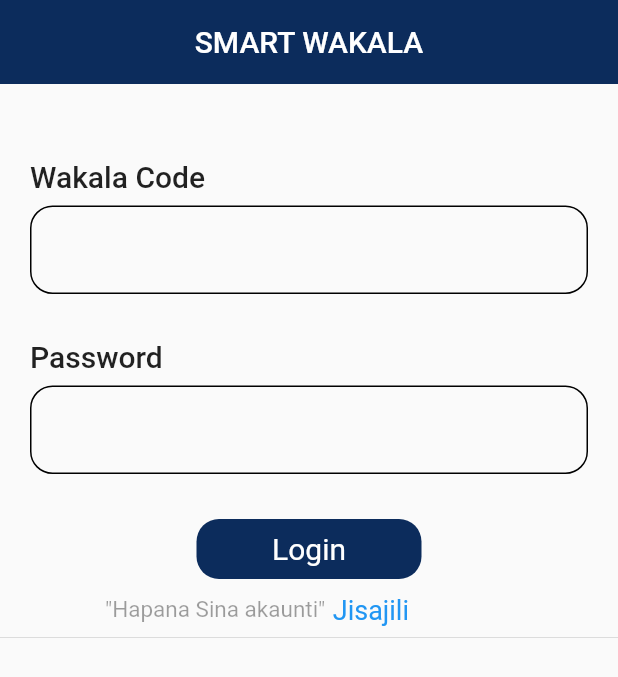
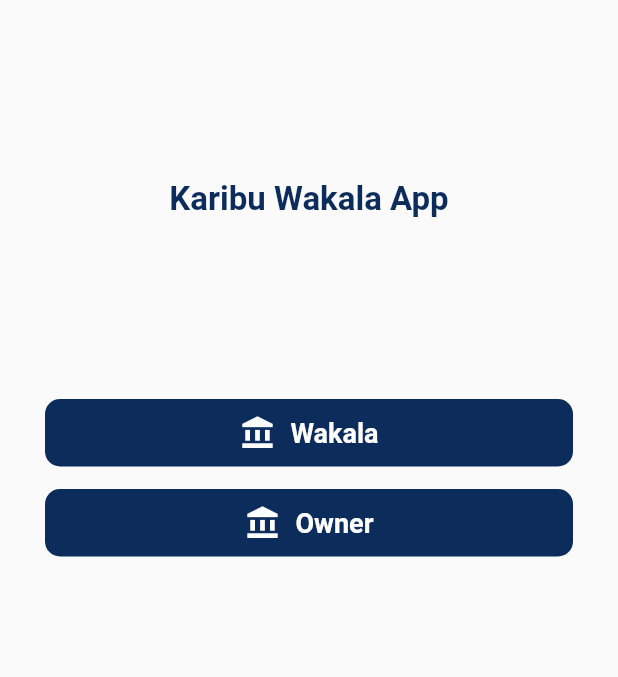
Before and after one commit to zuberypima/wakala-app, a Flutter app: the screen it shows after launch, on a phone screen of 412 x 824 dp. Shown: the top 677 px of the screen. Run offline on Flutter 3.47's test engine with Material 2 defaults, Android fonts, the phone set to English and light mode, and no system bars; our stand-ins replace cloud_firestore, firebase_core, firebase_database, flutter_local_notifications; missing offline and left inert: telephony; accounts and stored records are empty.

```diff
--- a/lib/main.dart
+++ b/lib/main.dart
@@ -3,7 +3,8 @@ import 'package:firebase_core/firebase_core.dart';
 import 'package:flutter/material.dart';
 import 'package:telephony/telephony.dart';
 import 'package:wakala/model/applicationdata/smsautopick.dart';
-import 'package:wakala/screens/loginscreen.dart';
+import 'package:wakala/screens/loginscreenowner.dart';
+import 'package:wakala/screens/firstscreen.dart';
 import 'package:wakala/utilit/depositsmsfilter.dart';
 
 
@@ -47,7 +48,7 @@ class MyApp extends StatelessWidget {
       theme: ThemeData(
         primarySwatch: Colors.blue,
       ),
-      home: const LoginPage(),
+      home: const FirstScreen(),
     );
   }
 }
--- a/lib/model/addsmsinfo.dart
+++ b/lib/model/addsmsinfo.dart
@@ -8,8 +8,11 @@ import 'package:flutter/material.dart';
 
 class AddSmsInfo {
   DatabaseReference ref = FirebaseDatabase.instance.ref().child('');
+  //SMS Colllection
   CollectionReference smsCollection =
       FirebaseFirestore.instance.collection("SMS_DETAILS");
+
+
       CollectionReference cammisionCollection =
       FirebaseFirestore.instance.collection("Cammision");
       CollectionReference floatCollection =
@@ -23,14 +26,12 @@ CollectionReference wakalacollection =FirebaseFirestore.instance.collection('Wak
       "phonenumber": _phone,
       "amount": _amount,
       "profit": _profit,
-     // "balance": _balance,
       "transactionId": transId,
       "Date": _date,
       "TransactionType":_smstype
     }).then((value) {
       cammisionvalue(_profit);
     }).then((value) {floatBalance(_balance);}).then((value) {customerDetails(name, _phone);});
- // await  cammisionvalue(_profit);
   }
 
   cammisionvalue(String cammision)async{
--- a/lib/model/applicationdata/smsautopick.dart
+++ b/lib/model/applicationdata/smsautopick.dart
@@ -11,7 +11,7 @@ class AutoPickSms{
          //  AddSmsInfo().receivedsms();
            telephony.listenIncomingSms(
                onNewMessage: (SmsMessage messagge) {
-                 if (messagge.address == "+255718934183") {
+                 if (messagge.address == "+255685387767") {
                    FillterIncomingSMS().takeName(messagge.body.toString());
                    print('object');
                    //showAlertDialog(context, messagge.body.toString());
--- /dev/null
+++ b/lib/screens/firstscreen.dart
@@ -0,0 +1,107 @@
+import 'package:flutter/material.dart';
+import 'package:wakala/screens/loginscreenowner.dart';
+import 'package:wakala/screens/wakalalogin.dart';
+
+class FirstScreen extends StatelessWidget {
+  const FirstScreen({Key? key}) : super(key: key);
+
+  @override
+  Widget build(BuildContext context) {
+    return SafeArea(
+      child: Scaffold(
+        body: ListView(
+          //mainAxisAlignment: MainAxisAlignment.center,
+          children: [
+            SizedBox(height: 120,),
+            Center(
+              child: Container(
+                child: Text(
+                  'Karibu Wakala App',
+                  style: TextStyle(
+                    color: Color.fromRGBO(12, 44, 92, 3),
+                    fontSize: 22,
+                    fontWeight: FontWeight.w700
+                  ),
+                ),
+              ),
+            ),
+              SizedBox(height: 120,),
+            InkWell(
+              onTap: () {
+                Navigator.push(context, MaterialPageRoute(builder: (context)=>WakalaLoginPage()));
+              },
+              child: Padding(
+                padding: const EdgeInsets.only(left: 30, right: 30),
+                child: Container(
+                  height: 45,
+                  width: MediaQuery.of(context).size.width,
+                  decoration: BoxDecoration(
+                      color: Color.fromRGBO(12, 44, 92, 3),
+                      borderRadius: BorderRadius.circular(10)),
+                  child: Row(
+                    mainAxisAlignment: MainAxisAlignment.center,
+                    children: [
+                      Icon(
+                        Icons.account_balance,
+                        color: Colors.white,
+                      ),
+                      SizedBox(
+                        width: 10,
+                      ),
+                      Text(
+                        'Wakala',
+                        style: TextStyle(
+                            color: Colors.white,
+                            fontSize: 18,
+                            fontWeight: FontWeight.w600),
+                      ),
+                    ],
+                  ),
+                ),
+              ),
+            ),
+            SizedBox(
+              height: 15,
+            ),
+
+            //Owner buttonr
+            InkWell(
+              onTap: () {
+                Navigator.push(context, MaterialPageRoute(builder: ((context) =>LoginPage() )));
+              },
+              child: Padding(
+                padding: const EdgeInsets.only(left: 30, right: 30),
+                child: Container(
+                  height: 45,
+                  width: MediaQuery.of(context).size.width,
+                  decoration: BoxDecoration(
+                      color: Color.fromRGBO(12, 44, 92, 3),
+                      borderRadius: BorderRadius.circular(10)),
+                  child: Row(
+                    mainAxisAlignment: MainAxisAlignment.center,
+                    children: [
+                      Icon(
+                        Icons.account_balance,
+                        color: Colors.white,
+                      ),
+                      SizedBox(
+                        width: 10,
+                      ),
+                      Text(
+                        'Owner',
+                        style: TextStyle(
+                            color: Colors.white,
+                            fontSize: 18,
+                            fontWeight: FontWeight.w600),
+                      ),
+                    ],
+                  ),
+                ),
+              ),
+            )
+          ],
+        ),
+      ),
+    );
+  }
+}
--- a/lib/screens/registrationform.dart
+++ b/lib/screens/registrationform.dart
@@ -3,7 +3,7 @@ import 'package:flutter/material.dart';
 import 'package:wakala/model/applicationdata/userDetails.dart';
 import 'package:wakala/model/applicationdata/uservalidity.dart';
 import 'package:wakala/pages/homepage.dart';
-import 'package:wakala/screens/loginscreen.dart';
+import 'package:wakala/screens/loginscreenowner.dart';
 import 'package:wakala/screens/registrationform.dart';
 
 class RegistrationForm extends StatefulWidget {
--- a/lib/screens/loginscreen.dart
+++ b/lib/screens/wakalalogin.dart
@@ -4,14 +4,14 @@ import 'package:wakala/model/applicationdata/uservalidity.dart';
 import 'package:wakala/pages/homepage.dart';
 import 'package:wakala/screens/registrationform.dart';
 
-class LoginPage extends StatefulWidget {
-  const LoginPage({Key? key}) : super(key: key);
+class WakalaLoginPage extends StatefulWidget {
+  const WakalaLoginPage({Key? key}) : super(key: key);
 
   @override
-  State<LoginPage> createState() => _LoginPageState();
+  State<WakalaLoginPage> createState() => _WakalaLoginPageState();
 }
 
-class _LoginPageState extends State<LoginPage> {
+class _WakalaLoginPageState extends State<WakalaLoginPage> {
   String code = '';
   String password = '';
   @override
@@ -77,7 +77,7 @@ class _LoginPageState extends State<LoginPage> {
           ),
           InkWell(
             onTap: () {
-              checkuser('1000', '1234');
+              checkuser(code, password);
             },
             child: Padding(
               padding: const EdgeInsets.only(top: 30),
@@ -98,25 +98,6 @@ class _LoginPageState extends State<LoginPage> {
                   )),
                 ),
               ),
-            ),
-          ),
-          Padding(
-            padding: const EdgeInsets.only(left: 30,right: 20,top: 10),
-            child: Row(
-
-              children: [
-                SizedBox(width: 40,),
-                Text(
-                  '"Hapana Sina akaunti"',
-                  style: TextStyle(color: Colors.black38, fontSize: 15),
-                ),
-                SizedBox(width: 5,),
-                InkWell(
-                  onTap: (){
-                    Navigator.push(context, MaterialPageRoute(builder: (context)=>RegistrationForm()));
-                  },
-                  child: Text('Jisajili',style: TextStyle(color: Colors.blue,fontSize: 18),))
-              ],
             ),
           ),
           Divider()
--- a/pubspec.yaml
+++ b/pubspec.yaml
@@ -39,6 +39,7 @@ dependencies:
   firebase_core: ^1.17.0
   firebase_database: ^9.0.14
   flutter_background: ^1.1.0
+  flutter_local_notifications: ^9.5.2
 
 dev_dependencies:
   flutter_test:
```
Also changed, not shown: lib/pages/homepage.dart (+17 -0 lines), lib/screens/loginscreenowner.dart (added, +143 -0 lines), pubspec.lock, 2 other files.
